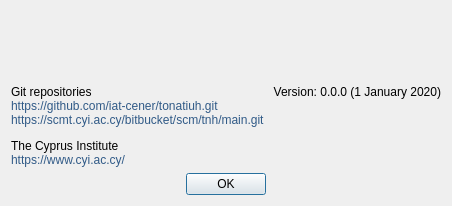
First picture: the form in source/application/widgets/AboutDialog.ui, repository CST-Modelling-Tools/TonatiuhPP, before the edit.
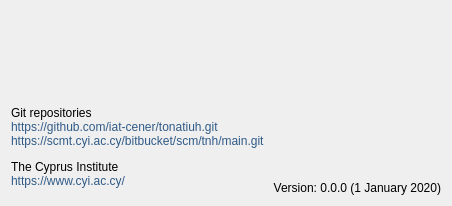
Second picture: the form after the edit.

The edit to the form file:
```diff
--- a/source/application/widgets/AboutDialog.ui
+++ b/source/application/widgets/AboutDialog.ui
@@ -67,25 +67,12 @@
         <string>Version: 0.0.0 (1 January 2020)</string>
        </property>
        <property name="alignment">
-        <set>Qt::AlignRight|Qt::AlignTop|Qt::AlignTrailing</set>
+        <set>Qt::AlignBottom|Qt::AlignRight|Qt::AlignTrailing</set>
        </property>
       </widget>
      </item>
     </layout>
    </item>
-   <item>
-    <widget class="QDialogButtonBox" name="buttonBox">
-     <property name="orientation">
-      <enum>Qt::Horizontal</enum>
-     </property>
-     <property name="standardButtons">
-      <set>QDialogButtonBox::Ok</set>
-     </property>
-     <property name="centerButtons">
-      <bool>true</bool>
-     </property>
-    </widget>
-   </item>
   </layout>
  </widget>
  <resources/>
```
Left out of the diff: 38 changed lines with no effect on the pictures.
